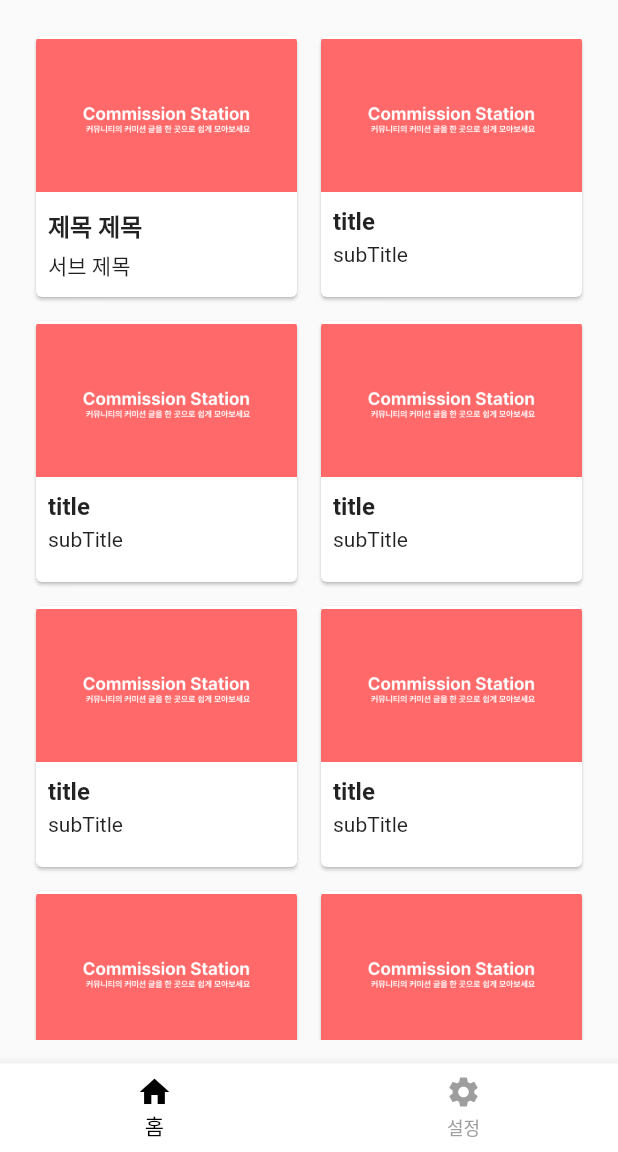
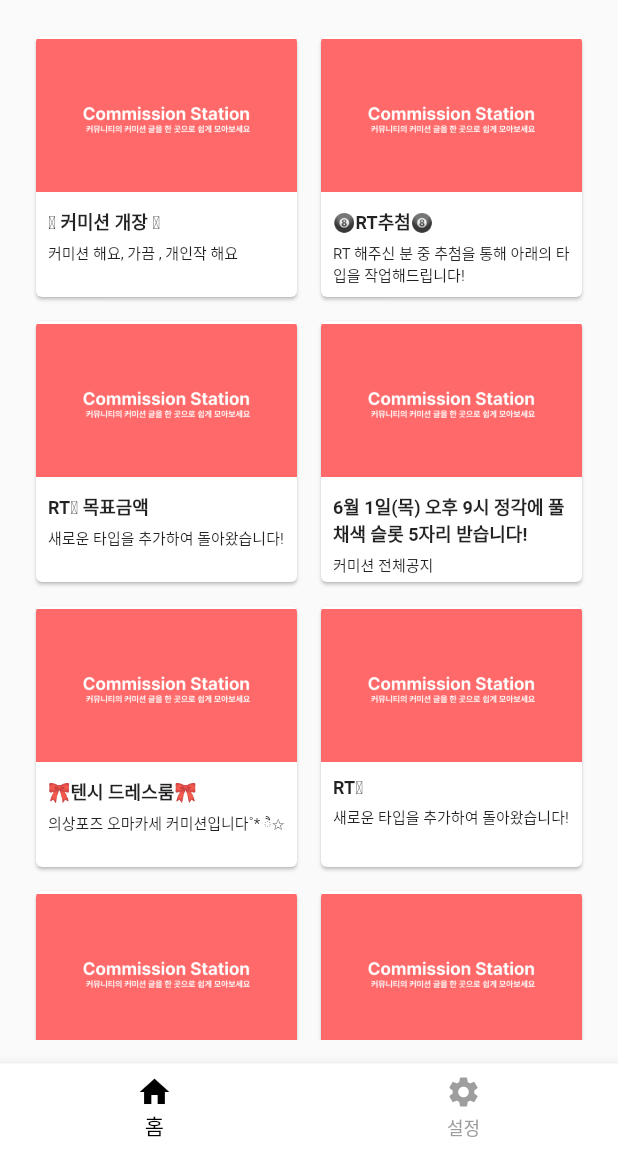
Before and after one commit to NOGUEN/commission_station, a Flutter app: the screen it shows after launch, on a phone screen of 412 x 824 dp, the part 84-1236 px from its top. Run offline on Flutter 3.47's test engine with Material 2 defaults, Android fonts, the phone set to English and light mode, and no system bars; our stand-ins replace get, webview_flutter.

Commit message:
feat: get html source from web view widget

```diff
--- a/lib/app/controller/web_page_view_controller.dart
+++ b/lib/app/controller/web_page_view_controller.dart
@@ -3,13 +3,17 @@ import 'package:flutter/material.dart';
 import 'package:webview_flutter/webview_flutter.dart';
 
 class WebPageViewController extends GetxController {
-  var controller = WebViewController()
+  late WebViewController controller;
+  WebPageViewController() {
+    controller = WebViewController()
       ..setBackgroundColor(const Color(0x00000000))
       ..setNavigationDelegate(
         NavigationDelegate(
           onProgress: (int progress) {},
           onPageStarted: (String url) {},
-        onPageFinished: (String url) {},
+          onPageFinished: (_) async {
+            readJS();
+          },
           onWebResourceError: (WebResourceError error) {},
           onNavigationRequest: (NavigationRequest request) {
             if (request.url.startsWith('https://www.youtube.com/')) {
@@ -21,3 +25,9 @@ class WebPageViewController extends GetxController {
       )
       ..loadRequest(Uri.parse(Get.arguments));
   }
+  void readJS() async {
+    String html = await controller.runJavaScriptReturningResult(
+        "window.document.getElementsByTagName('html')[0].outerHTML;") as String;
+    print(html);
+  }
+}
--- a/lib/app/ui/view/common/card_collection_widget_cell.dart
+++ b/lib/app/ui/view/common/card_collection_widget_cell.dart
@@ -1,6 +1,4 @@
 import 'package:flutter/material.dart';
-import 'package:flutter/src/widgets/framework.dart';
-import 'package:flutter/src/widgets/placeholder.dart';
 import 'package:get/get.dart';
 
 import '../../../routes/app_pages.dart';
@@ -28,7 +26,7 @@ class CardCollectionWidgetCell extends StatelessWidget {
           clipBehavior: Clip.antiAlias,
           child: Column(
             children: <Widget>[
-              AspectRatio(
+              const AspectRatio(
                 aspectRatio: 18 / 11,
                 child: Image(
                   image: AssetImage('images/default_thumbnail.png'),
@@ -41,7 +39,7 @@ class CardCollectionWidgetCell extends StatelessWidget {
                   child: Text(
                     title,
                     style: const TextStyle(
-                      fontSize: 16,
+                      fontSize: 12,
                       fontWeight: FontWeight.bold,
                     ),
                   ),
@@ -51,7 +49,12 @@ class CardCollectionWidgetCell extends StatelessWidget {
                 padding: const EdgeInsets.fromLTRB(8, 4, 8, 0),
                 child: SizedBox(
                   width: double.infinity,
-                  child: Text(subTitle),
+                  child: Text(
+                    subTitle,
+                    style: const TextStyle(
+                      fontSize: 10,
+                    ),
+                  ),
                 ),
               ),
             ],
--- a/lib/app/ui/view/common/grid_card_view_widget.dart
+++ b/lib/app/ui/view/common/grid_card_view_widget.dart
@@ -9,17 +9,29 @@ class GridCardViewWidget extends StatelessWidget {
   Widget build(BuildContext context) {
     CardViewController cardViewController = CardViewController(list: [
       CommissionInfo(
-          title: '제목 제목', subTitle: '서브 제목', url: 'https://noguen.com'),
+          title: '🥹 커미션 개장 🥹',
+          subTitle: '커미션 해요, 가끔 , 개인작 해요',
+          url: 'https://twitter.com/gydud612/status/1663457504536432640'),
       CommissionInfo(
-          title: 'title', subTitle: 'subTitle', url: 'https://noguen.com'),
+          title: '🎱RT추첨🎱',
+          subTitle: 'RT 해주신 분 중 추첨을 통해 아래의 타입을 작업해드립니다!',
+          url: 'https://twitter.com/Guiro_ooo/status/1663575353556885504'),
       CommissionInfo(
-          title: 'title', subTitle: 'subTitle', url: 'https://noguen.com'),
+          title: 'RT🫧 목표금액',
+          subTitle: '새로운 타입을 추가하여 돌아왔습니다!',
+          url: 'https://twitter.com/Lee__0124/status/1663479393166163970'),
       CommissionInfo(
-          title: 'title', subTitle: 'subTitle', url: 'https://noguen.com'),
+          title: '6월 1일(목) 오후 9시 정각에 풀채색 슬롯 5자리 받습니다!',
+          subTitle: '커미션 전체공지',
+          url: 'https://twitter.com/gwangtae04511/status/1663504752385335299'),
       CommissionInfo(
-          title: 'title', subTitle: 'subTitle', url: 'https://noguen.com'),
+          title: '🎀텐시 드레스룸🎀',
+          subTitle: '의상포즈 오마카세 커미션입니다˚* ੈ✩',
+          url: 'https://twitter.com/ham_sheep_/status/1663530956815482880'),
       CommissionInfo(
-          title: 'title', subTitle: 'subTitle', url: 'https://noguen.com'),
+          title: 'RT🫧',
+          subTitle: '새로운 타입을 추가하여 돌아왔습니다!',
+          url: 'https://twitter.com/Lee__0124/status/1663479393166163970'),
       CommissionInfo(
           title: 'title', subTitle: 'subTitle', url: 'https://noguen.com'),
       CommissionInfo(
```
Lines whose indentation alone changed are shown as unchanged.
